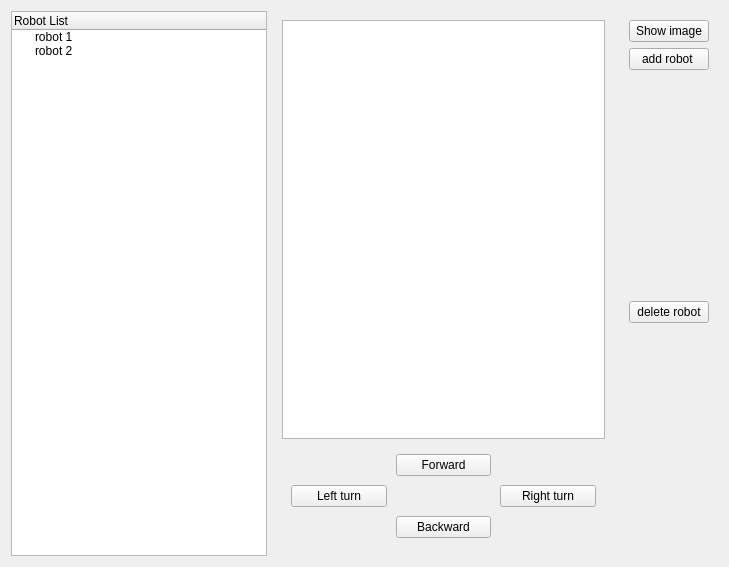
Old version of the form concert_teleop_app/ui/teleop_app.ui in the repository robotics-in-concert/rocon_qt_gui.
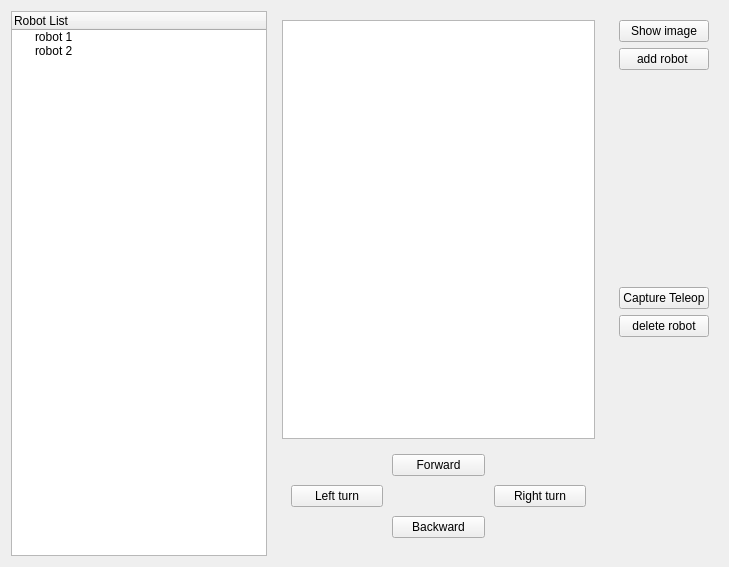
New version of the form.

Commit message: integration with dummy teleop but some bug remain

```diff
--- a/concert_teleop_app/ui/teleop_app.ui
+++ b/concert_teleop_app/ui/teleop_app.ui
@@ -119,6 +119,13 @@
        </property>
       </widget>
      </item>
+     <item>
+      <widget class="QPushButton" name="test_capture_teleop_btn">
+       <property name="text">
+        <string>Capture Teleop</string>
+       </property>
+      </widget>
+     </item>
      <item alignment="Qt::AlignTop">
       <widget class="QPushButton" name="test_delete_robot_btn">
        <property name="text">
```
The commit also changes 2 other files.
